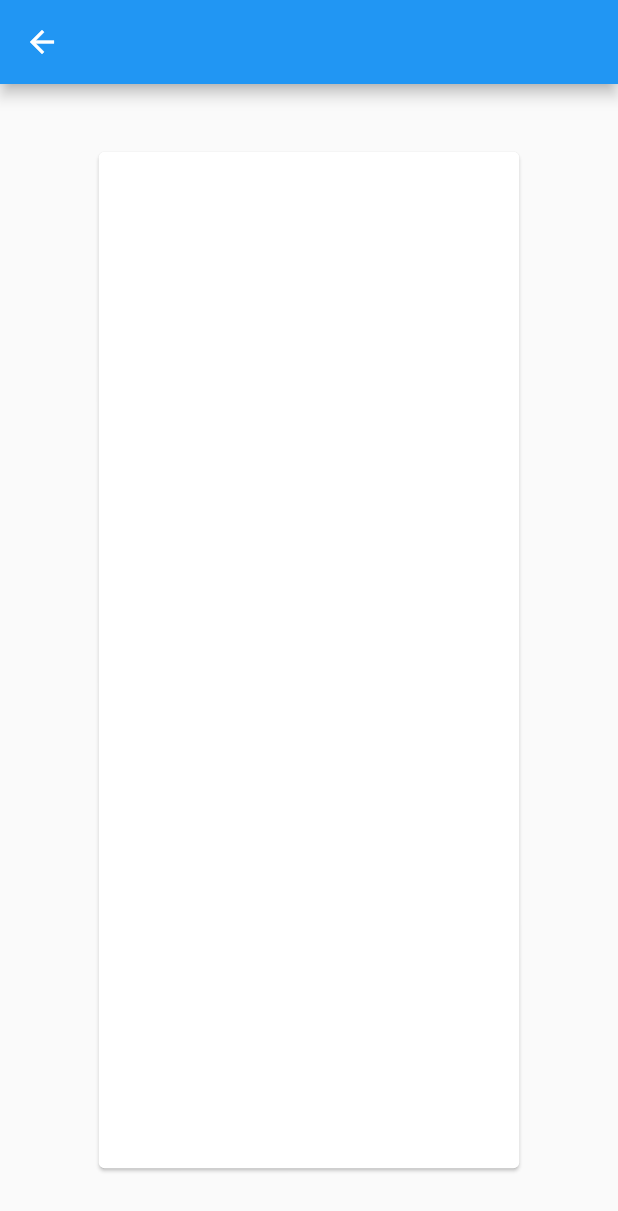
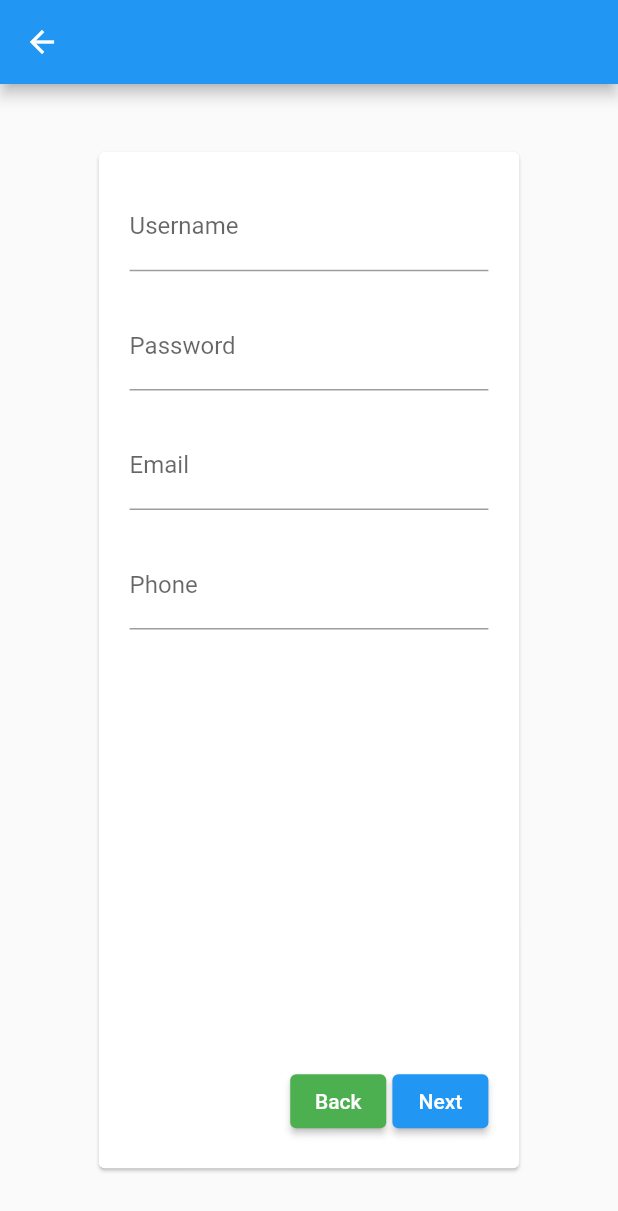
Before and after one commit to julian-ch-02/kelompok, a Flutter app: the new_screen screen opened directly, after a tap on "Next", on a phone screen of 412 x 824 dp. Shown: the top 1211 px of the screen. Run offline on Flutter 3.47's test engine with Material 2 defaults, Android fonts, the phone set to English and light mode, and no system bars; our stand-ins replace image_picker.

Commit message:
keep the data

```diff
--- a/lib/widget/register/offline/player_information.dart
+++ b/lib/widget/register/offline/player_information.dart
@@ -1,10 +1,94 @@
 import 'package:flutter/material.dart';
+import 'package:kelompok/widget/register/type.dart';
+import 'package:provider/provider.dart';
+import 'package:kelompok/provider/add_screen_provider.dart';
+import 'package:kelompok/widget/register/offline/other_information.dart';
 
 class player_information extends StatelessWidget {
   player_information({Key? key}) : super(key: key);
 
+  final usernameController = TextEditingController();
+  final passwordController = TextEditingController();
+  final emailController = TextEditingController();
+  final phoneController = TextEditingController();
+
   @override
   Widget build(BuildContext context) {
-    return Container();
+    return Column(
+      children: [
+        Expanded(
+          child: SingleChildScrollView(
+            child: Column(
+              children: [
+                Container(
+                  margin: EdgeInsets.only(
+                    bottom: MediaQuery.of(context).size.height * 0.025,
+                  ),
+                  child: TextFormField(
+                    controller: usernameController,
+                    decoration: InputDecoration(labelText: 'Username'),
+                  ),
+                ),
+                Container(
+                  margin: EdgeInsets.only(
+                    bottom: MediaQuery.of(context).size.height * 0.025,
+                  ),
+                  child: TextFormField(
+                    controller: passwordController,
+                    obscureText: true,
+                    decoration: InputDecoration(labelText: 'Password'),
+                  ),
+                ),
+                Container(
+                  margin: EdgeInsets.only(
+                    bottom: MediaQuery.of(context).size.height * 0.025,
+                  ),
+                  child: TextFormField(
+                    controller: emailController,
+                    decoration: InputDecoration(labelText: 'Email'),
+                  ),
+                ),
+                Container(
+                  margin: EdgeInsets.only(
+                    bottom: MediaQuery.of(context).size.height * 0.025,
+                  ),
+                  child: TextFormField(
+                    controller: phoneController,
+                    decoration: InputDecoration(labelText: 'Phone'),
+                  ),
+                ),
+              ],
+            ),
+          ),
+        ),
+        Row(
+          mainAxisAlignment: MainAxisAlignment.end,
+          children: [
+            Padding(
+              padding: EdgeInsets.only(
+                right: MediaQuery.of(context).size.width * 0.01,
+              ),
+              child: ElevatedButton(
+                child: Text('Back'),
+                onPressed: () {
+                  context.read<add_screen_provider>().setScreen(type());
+                },
+                style: ElevatedButton.styleFrom(
+                  primary: Colors.green,
+                ),
+              ),
+            ),
+            ElevatedButton(
+              child: Text('Next'),
+              onPressed: () {
+                context
+                    .read<add_screen_provider>()
+                    .setScreen(other_information());
+              },
+            ),
+          ],
+        )
+      ],
+    );
   }
 }
--- a/lib/widget/register/type.dart
+++ b/lib/widget/register/type.dart
@@ -2,7 +2,6 @@ import 'package:flutter/material.dart';
 import 'package:kelompok/provider/add_screen_provider.dart';
 import 'package:kelompok/widget/app_types.dart';
 import 'package:kelompok/provider/type_provider.dart';
-import 'package:kelompok/provider/app_item_provider.dart';
 import 'package:kelompok/widget/register/offline/player_information.dart';
 import 'package:provider/provider.dart';
 
@@ -18,13 +17,13 @@ class type extends StatelessWidget {
     return Column(
       crossAxisAlignment: CrossAxisAlignment.start,
       children: [
-        Text('Masukkan Nama Aplikasi'),
         Container(
           margin: EdgeInsets.only(
             bottom: MediaQuery.of(context).size.height * 0.025,
           ),
           child: TextFormField(
             controller: nameController,
+            decoration: InputDecoration(labelText: 'Masukkan Nama Aplikasi'),
           ),
         ),
         Text('Mode :'),
```
Also changed, not shown: lib/widget/register/offline/category_information.dart (+97 -0 lines), lib/widget/register/offline/other_information.dart (+62 -0 lines).
